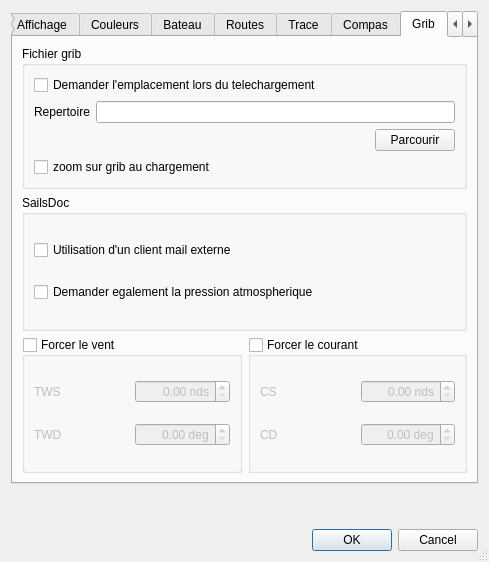
Old version of the form src/Ui/paramVLM.ui in the repository nohal/qtVlm.
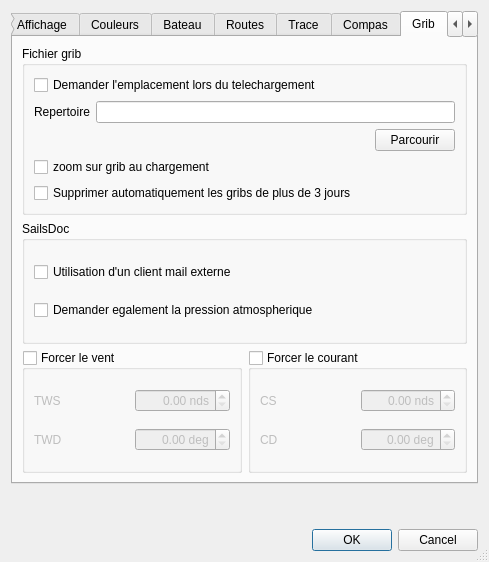
New version of the form. The open tabs and pages were chosen to show the change. Icons and pictures are not drawn.

Commit message: Add an option to automatically delete grib files older than 3 days

Patch:
```diff
--- a/src/Ui/paramVLM.ui
+++ b/src/Ui/paramVLM.ui
@@ -1049,6 +1049,13 @@
             </property>
            </widget>
           </item>
+          <item>
+           <widget class="QCheckBox" name="chk_gribDelete">
+            <property name="text">
+             <string>Supprimer automatiquement les gribs de plus de 3 jours</string>
+            </property>
+           </widget>
+          </item>
          </layout>
         </widget>
        </item>
```
The commit also changes 2 other files.
